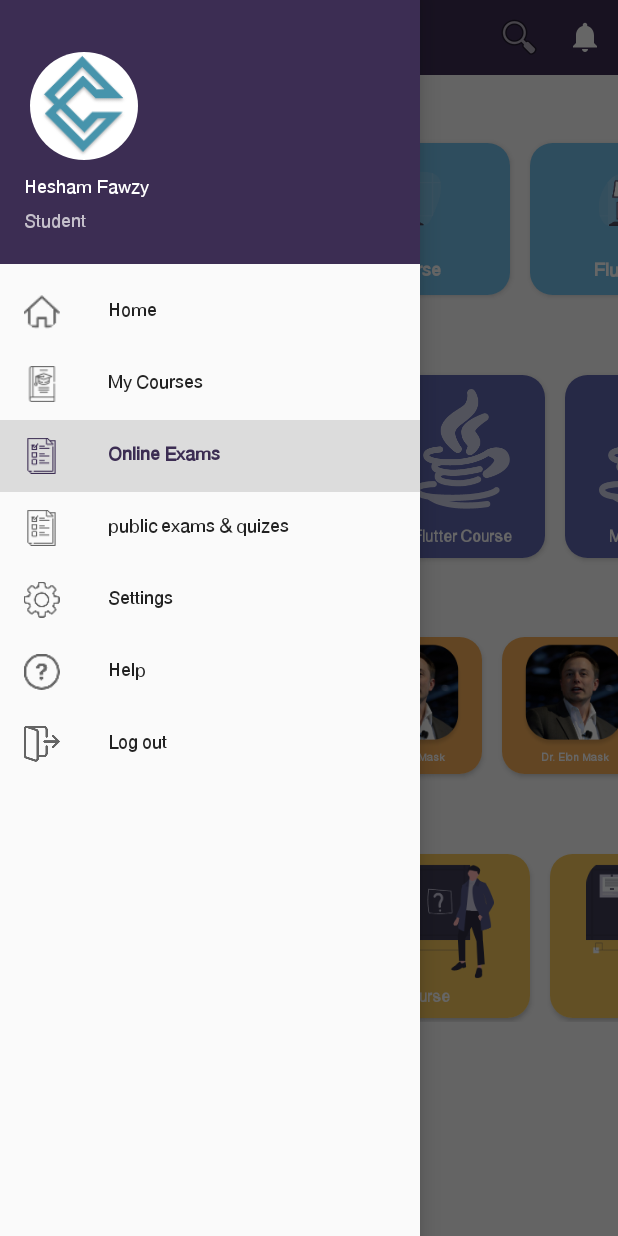
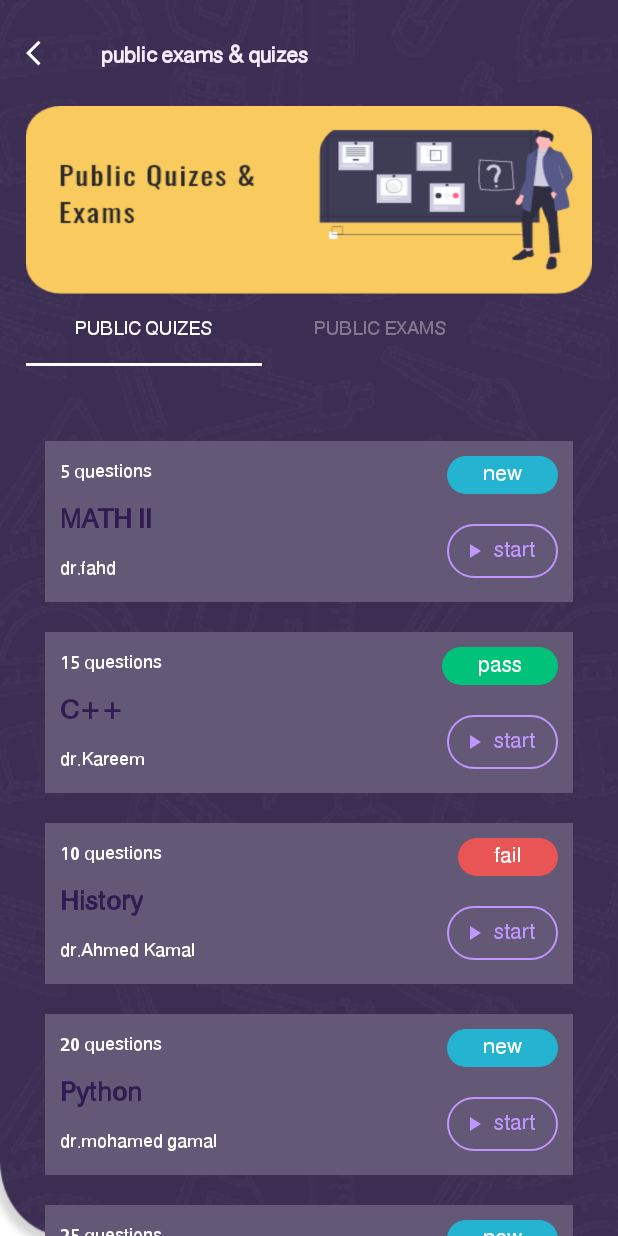
Before and after one commit to coursawy/coursawy, an Android app: the screen it shows after launch once a user with an empty profile is signed in (HomeActivity before the commit, Quiz_ExamActivity after it), in the side drawer, after a tap on "public exams & quizes", on a phone screen of 412 x 824 dp. Run offline under Robolectric (Android 15) with nearby library versions, the phone set to English and light mode, and no system bars; our stand-ins replace ButterKnife, Firebase (no records; nobody signed in at launch, a user with empty details on screens opened directly), navigation-ui; libraries missing offline, so code that uses them is left out: org.apache.poi; pictures from the network do not load; 4 statements that could not run were skipped.

Commit message:
youssef update

```diff
--- a/app/src/main/java/com/example/coursawy/ui/activities/HomeActivity.java
+++ b/app/src/main/java/com/example/coursawy/ui/activities/HomeActivity.java
@@ -11,8 +11,10 @@ import android.widget.TextView;
 import android.widget.Toast;
 
 import com.bumptech.glide.Glide;
+import com.example.coursawy.CourseProfile;
 import com.example.coursawy.ExamTypeActivity;
 import com.example.coursawy.MainActivity;
+import com.example.coursawy.Quiz_ExamActivity;
 import com.example.coursawy.R;
 import com.example.coursawy.SignActivity;
 import com.example.coursawy.databinding.ActivityHomeBinding;
@@ -100,6 +102,14 @@ public class HomeActivity extends AppCompatActivity  {
             checkUser();
             return true;
         });
+        navigationView.getMenu().findItem(R.id.nav_courses).setOnMenuItemClickListener(menuItem -> {
+            startActivity(new Intent(HomeActivity.this , CourseProfile.class));
+            return true;
+        });
+        navigationView.getMenu().findItem(R.id.nav_public_exam).setOnMenuItemClickListener(menuItem -> {
+            startActivity(new Intent(HomeActivity.this , Quiz_ExamActivity.class));
+            return true;
+        });
         navigationView.getMenu().findItem(R.id.nav_online_exams).setOnMenuItemClickListener(menuItem -> {
             startActivity(new Intent(this , ExamTypeActivity.class));
             return true;
--- a/app/src/main/java/com/example/coursawy/ui/fragments/HomeFragment.java
+++ b/app/src/main/java/com/example/coursawy/ui/fragments/HomeFragment.java
@@ -158,7 +158,7 @@ public class HomeFragment extends Fragment implements PopularCourseClickListener
 
     @Override
     public void onClick3(String courseName) {
-        startActivity(new Intent(requireContext() , Quiz_ExamActivity.class));
+
     }
 
     @Override
--- a/app/src/main/res/layout/fragment_public__quizes_.xml
+++ b/app/src/main/res/layout/fragment_public__quizes_.xml
@@ -19,13 +19,14 @@
             <androidx.recyclerview.widget.RecyclerView
                 android:id="@+id/recyclerView"
                 android:layout_width="match_parent"
-                android:layout_height="match_parent"
+                android:layout_height="wrap_content"
                 android:layout_marginRight="30dp"
                 android:layout_marginLeft="30dp"
                 android:scrollbars="vertical"
                 android:divider="@null"
                 android:dividerHeight="20dp"
                 android:scrollbarSize="1dp"
+                android:layout_marginBottom="160dp"
                 />
         </LinearLayout>
     </androidx.core.widget.NestedScrollView>
```
Also changed, not shown: app/src/main/res/layout/fragment_public__exams_.xml (+6 -9 lines), 18 other files.
